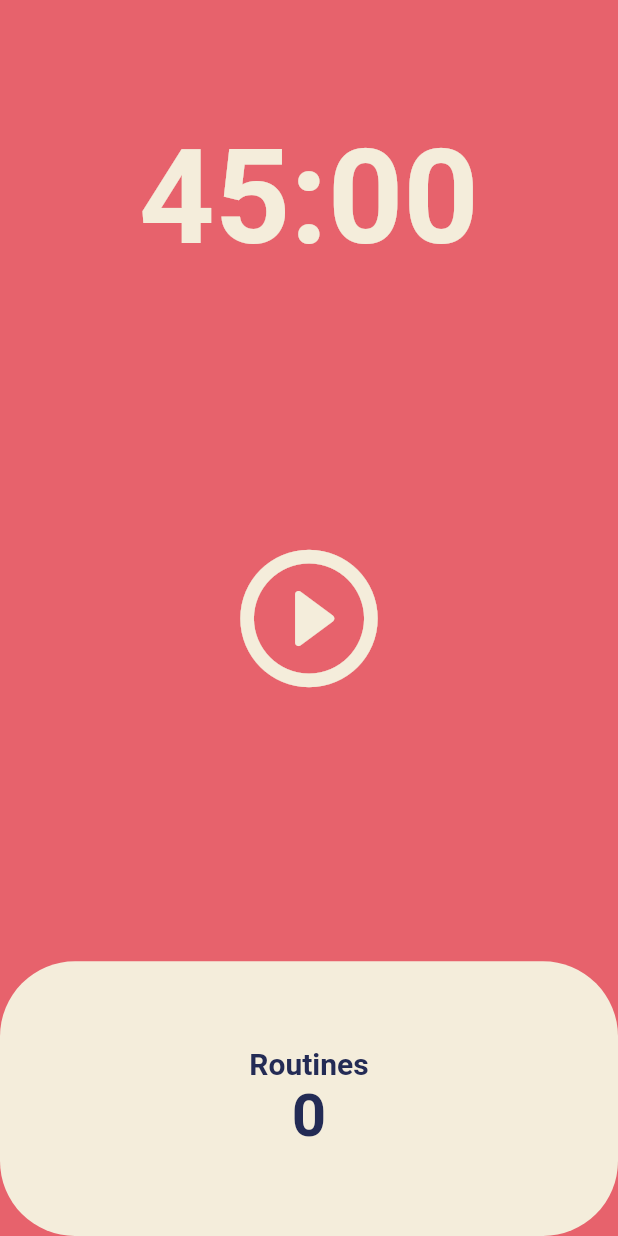
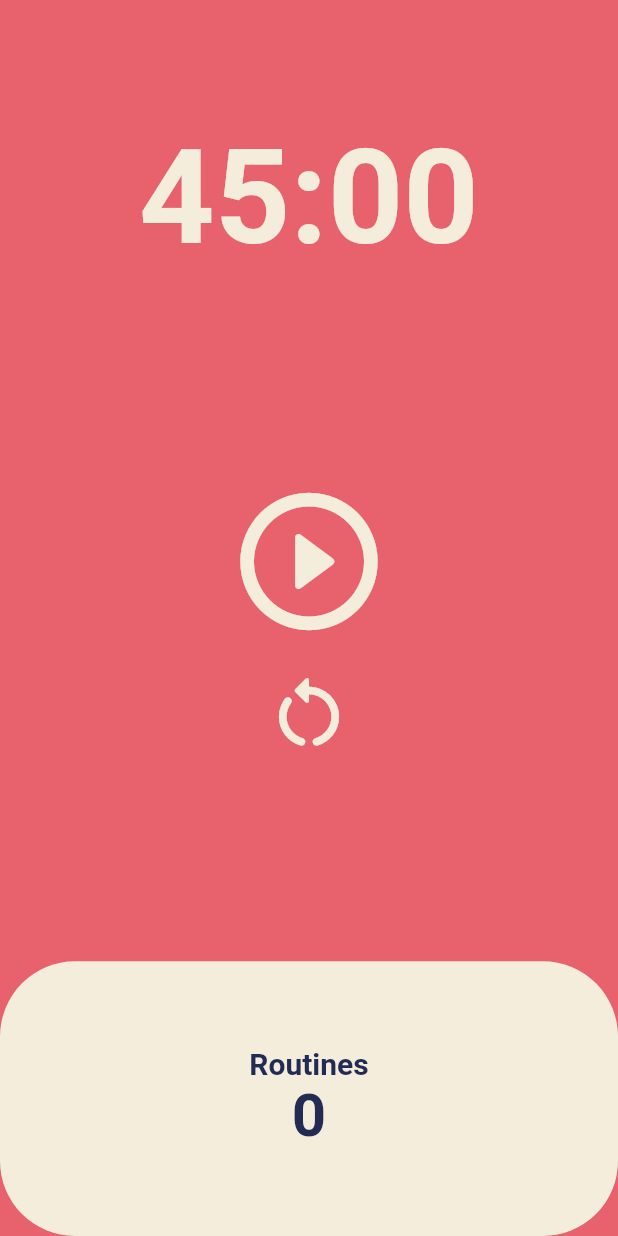
Before and after one commit to molo0/flutter_simple_timer, a Flutter app: the screen it shows after launch, on a phone screen of 412 x 824 dp. Run offline on Flutter 3.47's test engine with Material 2 defaults, Android fonts, the phone set to English and light mode, and no system bars.

Commit message:
add reset button

```diff
--- a/lib/screens/home_screen.dart
+++ b/lib/screens/home_screen.dart
@@ -47,6 +47,14 @@ class _HomeScreenState extends State<HomeScreen> {
     });
   }
 
+  void onResetPressed() {
+    timer.cancel();
+    setState(() {
+      isPlaying = false;
+      totalSecond = maxMinutes;
+    });
+  }
+
   String format(int seconds) {
     String strSeconds = Duration(seconds: seconds).toString();
     return strSeconds.split('.')[0].substring(2);
@@ -75,7 +83,10 @@ class _HomeScreenState extends State<HomeScreen> {
           Flexible(
             flex: 5,
             child: Center(
-              child: IconButton(
+              child: Column(
+                mainAxisAlignment: MainAxisAlignment.center,
+                children: [
+                  IconButton(
                     onPressed: isPlaying ? onPausePressed : onPlayPressed,
                     icon: Icon(
                       isPlaying
@@ -84,6 +95,14 @@ class _HomeScreenState extends State<HomeScreen> {
                     ),
                     iconSize: 110,
                     color: Theme.of(context).cardColor,
+                  ),
+                  IconButton(
+                    onPressed: onResetPressed,
+                    icon: const Icon(Icons.restart_alt_rounded),
+                    iconSize: 60,
+                    color: Theme.of(context).cardColor,
+                  ),
+                ],
               ),
             ),
           ),
```
Lines whose indentation alone changed are shown as unchanged.
